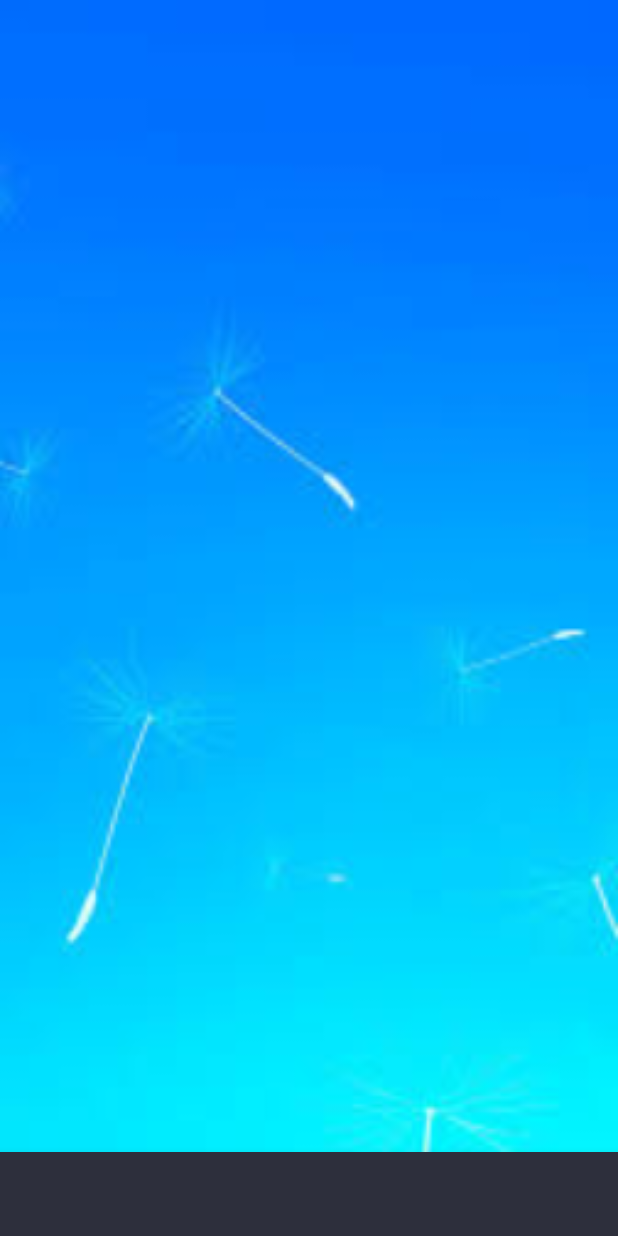
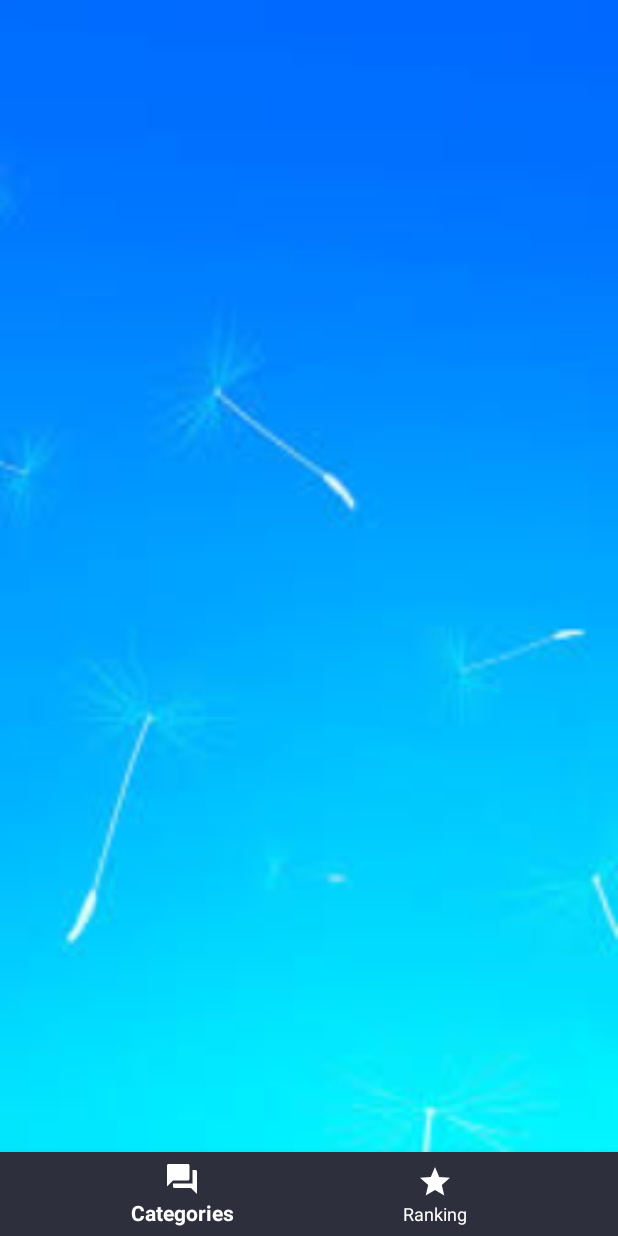
Before and after one commit to Agnohendrix/AndroidOnlineQuizApp, an Android app: the Home screen opened directly, with no data from a screen before it, on a phone screen of 412 x 824 dp. Run offline under Robolectric (Android 15) with nearby library versions, the phone set to English and light mode, and no system bars.

Commit message:
Added fragment category with bottom menu.

```diff
--- a/app/src/main/java/com/example/agnohendrix/androidonlinequizapp/Interface/ItemClickListener.java
+++ b/app/src/main/java/com/example/agnohendrix/androidonlinequizapp/Interface/ItemClickListener.java
@@ -3,5 +3,5 @@ package com.example.agnohendrix.androidonlinequizapp.Interface;
 import android.view.View;
 
 public interface ItemClickListener {
-    void OnClick(View view, int position, boolean isLongClick);
+    void onClick(View view, int position, boolean isLongClick);
 }
--- a/app/src/main/java/com/example/agnohendrix/androidonlinequizapp/MainActivity.java
+++ b/app/src/main/java/com/example/agnohendrix/androidonlinequizapp/MainActivity.java
@@ -1,6 +1,7 @@
 package com.example.agnohendrix.androidonlinequizapp;
 
 import android.content.DialogInterface;
+import android.content.Intent;
 import android.support.v7.app.AlertDialog;
 import android.support.v7.app.AppCompatActivity;
 import android.os.Bundle;
@@ -67,7 +68,9 @@ public class MainActivity extends AppCompatActivity {
                         User login = dataSnapshot.child(user).getValue(User.class);
                         //Checks password for inserted user
                         if(login.getPassword().equals(pwd)){
-                            Toast.makeText(MainActivity.this, "Login ok!", Toast.LENGTH_SHORT).show();
+                            Intent homeActivity = new Intent(MainActivity.this, Home.class);
+                            startActivity(homeActivity);
+                            finish();
                         }
                         else {
                             Toast.makeText(MainActivity.this, "Wrong password", Toast.LENGTH_SHORT).show();
--- a/app/src/main/java/com/example/agnohendrix/androidonlinequizapp/Model/Category.java
+++ b/app/src/main/java/com/example/agnohendrix/androidonlinequizapp/Model/Category.java
@@ -20,4 +20,8 @@ public class Category {
     public void setName(String name) {
         this.name = name;
     }
+
+    public String getImage() {
+        return this.image;
+    }
 }
--- a/app/src/main/res/layout/activity_home.xml
+++ b/app/src/main/res/layout/activity_home.xml
@@ -11,19 +11,21 @@
         android:id="@+id/frame_layout"
         android:animateLayoutChanges="true"
         android:layout_width="match_parent"
-        android:layout_height="match_parent">
+        android:layout_height="match_parent"
+        android:layout_above="@+id/navigation">
 
     </FrameLayout>
 
     <android.support.design.widget.BottomNavigationView
-        android:id="@+id/Naigation"
+        android:id="@+id/navigation"
         android:layout_width="match_parent"
         android:layout_height="wrap_content"
         android:layout_alignParentBottom="true"
         android:background="@color/colorPrimary"
         app:itemIconTint="@drawable/nav_item_color_state"
         app:itemTextColor="@drawable/nav_item_color_state"
-        app:menu="@menu/bottom_menu"
-        ></android.support.design.widget.BottomNavigationView>
+        app:menu="@menu/bottom_menu">
+
+    </android.support.design.widget.BottomNavigationView>
 
 </RelativeLayout>
--- a/app/src/main/res/layout/fragment_ranking.xml
+++ b/app/src/main/res/layout/fragment_ranking.xml
@@ -9,6 +9,8 @@
     <TextView
         android:layout_width="match_parent"
         android:layout_height="match_parent"
-        android:text="@string/hello_blank_fragment" />
+        android:text="This is ranking page"
+        android:textSize="30sp"
+        android:textColor="@android:color/white"/>
 
 </FrameLayout>
--- a/app/src/main/res/menu/bottom_menu.xml
+++ b/app/src/main/res/menu/bottom_menu.xml
@@ -1,21 +1,18 @@
 <?xml version="1.0" encoding="utf-8"?>
 <menu xmlns:android="http://schemas.android.com/apk/res/android"
-    xmlns:app="http://schemas.android.com/apk/res-auto"
-    >
+    xmlns:app="http://schemas.android.com/apk/res-auto">
 
-    <Item
+    <item
         android:title="Categories"
         android:id="@+id/action_category"
-
-
+        android:enabled="true"
         android:icon="@drawable/ic_question_answer_black_24dp"
         app:showAsAction="ifRoom"/>
 
-    <Item
+    <item
         android:title="Ranking"
         android:id="@+id/action_ranking"
-
-
+        android:enabled="true"
         android:icon="@drawable/ic_star_black_24dp"
         app:showAsAction="ifRoom"/>
 </menu>
```
Also changed, not shown: app/src/main/java/com/example/agnohendrix/androidonlinequizapp/CategoryFragment.java (+49 -0 lines).
